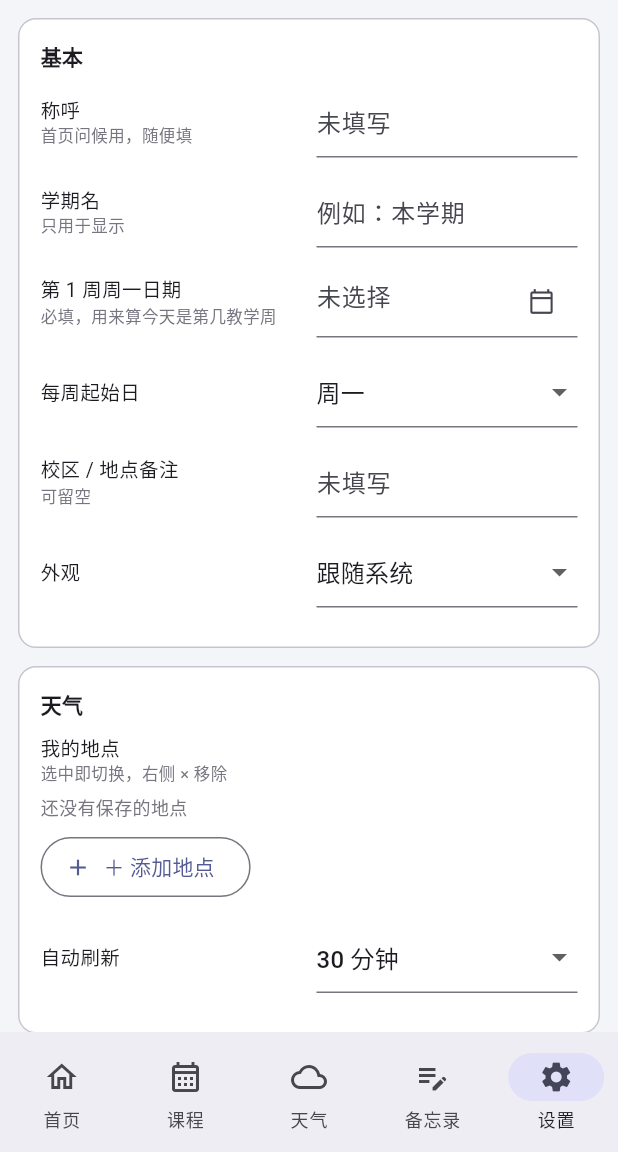
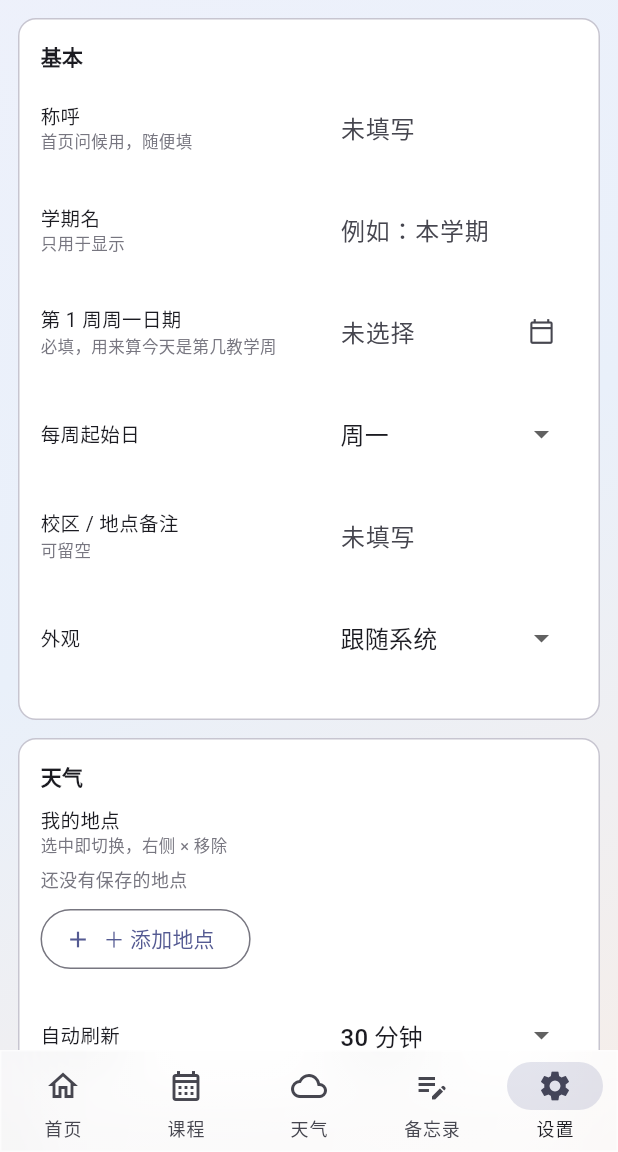
Before and after one commit to youkeisen/CloudLife, a Flutter app: the screen it shows after launch, item 5 of the bottom bar chosen, on a phone screen of 412 x 824 dp, the part 84-1236 px from its top. Run offline on Flutter 3.47's test engine with Material 3 defaults, Android fonts, the light colour scheme and no system bars; our stand-ins replace file_picker.

Commit message:
手机版 1.1.1：修联网权限与编辑页黑底；液态玻璃换肤（1.0.1 → 1.1.1）

```diff
--- a/mobile/lib/app.dart
+++ b/mobile/lib/app.dart
@@ -66,11 +66,71 @@
         : MyDayApp.seedLight,
     brightness: brightness,
   );
+  final dark = brightness == Brightness.dark;
+  // Liquid Glass：所有容器半透明 + 大圆角 + 无实体投影层级，
+  // 玻璃质感靠 Glass 组件的模糊与描边，主题只负责把底色调透。
+  const glassCardLight = Color(0x99FFFFFF);
+  const glassCardDark = Color(0x8C22252E);
+  final glassCard = dark ? glassCardDark : glassCardLight;
+  final outline = dark ? const Color(0x24FFFFFF) : const Color(0x66FFFFFF);
+
   return ThemeData(
     useMaterial3: true,
     colorScheme: scheme,
-    scaffoldBackgroundColor: brightness == Brightness.dark
-        ? const Color(0xFF17181C)
-        : const Color(0xFFF4F5F8),
+    scaffoldBackgroundColor: Colors.transparent,
+    appBarTheme: AppBarTheme(
+      backgroundColor: Colors.transparent,
+      surfaceTintColor: Colors.transparent,
+      elevation: 0,
+      scrolledUnderElevation: 0,
+      foregroundColor: scheme.onSurface,
+    ),
+    cardTheme: CardThemeData(
+      color: glassCard,
+      elevation: 0,
+      surfaceTintColor: Colors.transparent,
+      margin: EdgeInsets.zero,
+      shape: RoundedRectangleBorder(
+        borderRadius: BorderRadius.circular(18),
+        side: BorderSide(color: outline),
+      ),
+    ),
+    dialogTheme: DialogThemeData(
+      backgroundColor: dark ? const Color(0xE622252E) : const Color(0xF2FFFFFF),
+      surfaceTintColor: Colors.transparent,
+      shape: RoundedRectangleBorder(
+        borderRadius: BorderRadius.circular(20),
+        side: BorderSide(color: outline),
+      ),
+    ),
+    inputDecorationTheme: InputDecorationThemeData(
+      filled: true,
+      fillColor: dark ? const Color(0x59FFFFFF) : const Color(0x66FFFFFF),
+      border: OutlineInputBorder(
+        borderRadius: BorderRadius.circular(14),
+        borderSide: BorderSide(color: outline),
+      ),
+      enabledBorder: OutlineInputBorder(
+        borderRadius: BorderRadius.circular(14),
+        borderSide: BorderSide(color: outline),
+      ),
+      focusedBorder: OutlineInputBorder(
+        borderRadius: BorderRadius.circular(14),
+        borderSide: BorderSide(color: scheme.primary, width: 1.4),
+      ),
+    ),
+    navigationBarTheme: NavigationBarThemeData(
+      backgroundColor: dark ? const Color(0x661E2028) : const Color(0x66FFFFFF),
+      surfaceTintColor: Colors.transparent,
+      elevation: 0,
+      height: 66,
+      indicatorColor: scheme.primary.withValues(alpha: 0.16),
+    ),
+    snackBarTheme: SnackBarThemeData(
+      behavior: SnackBarBehavior.floating,
+      backgroundColor: dark ? const Color(0xD922252E) : const Color(0xE6202228),
+      shape: RoundedRectangleBorder(borderRadius: BorderRadius.circular(16)),
+    ),
+    dividerTheme: DividerThemeData(color: outline, thickness: 1),
   );
 }
--- /dev/null
+++ b/mobile/lib/ui/glass.dart
@@ -0,0 +1,120 @@
+/// Liquid Glass（macOS Tahoe 风格）的玻璃容器。
+///
+/// 半透明磨砂 + 背景模糊 + 高光描边 + 柔和投影；深浅色自适应。
+/// 只管质感：child 是什么就显示什么，不改变布局结构。
+library;
+
+import 'dart:ui';
+
+import 'package:flutter/material.dart';
+
+class Glass extends StatelessWidget {
+  const Glass({
+    super.key,
+    required this.child,
+    this.radius = 0,
+    this.blur = 22,
+    this.tint,
+    this.borderColor,
+    this.shadow = true,
+  });
+
+  final Widget child;
+
+  /// 圆角；0 表示不裁切圆角（整条边的面板）。
+  final double radius;
+
+  /// 背景模糊强度。
+  final double blur;
+
+  /// 玻璃的染色；给透明就用纯模糊。
+  final Color? tint;
+
+  final Color? borderColor;
+  final bool shadow;
+
+  @override
+  Widget build(BuildContext context) {
+    final dark = Theme.of(context).brightness == Brightness.dark;
+    final tint =
+        this.tint ?? (dark ? const Color(0x8C22252E) : const Color(0x8CFFFFFF));
+    final line = borderColor ??
+        (dark ? const Color(0x24FFFFFF) : const Color(0x99FFFFFF));
+    final shadowColor =
+        dark ? const Color(0x66000000) : const Color(0x23283A5E);
+
+    Widget panel = ClipRRect(
+      borderRadius:
+          radius > 0 ? BorderRadius.circular(radius) : BorderRadius.zero,
+      child: BackdropFilter(
+        filter: ImageFilter.blur(sigmaX: blur, sigmaY: blur),
+        child: Container(
+          decoration: BoxDecoration(
+            gradient: LinearGradient(
+              begin: Alignment.topLeft,
+              end: Alignment.bottomRight,
+              colors: <Color>[
+                tint.withValues(alpha: tint.a * 0.55),
+                tint,
+              ],
+            ),
+            borderRadius:
+                radius > 0 ? BorderRadius.circular(radius) : null,
+            border: Border.all(color: line),
+          ),
+          child: child,
+        ),
+      ),
+    );
+    if (radius > 0) {
+      panel = Container(
+        decoration: BoxDecoration(
+          borderRadius: BorderRadius.circular(radius),
+          boxShadow: shadow
+              ? <BoxShadow>[
+                  BoxShadow(
+                      color: shadowColor,
+                      blurRadius: 26,
+                      offset: const Offset(0, 10)),
+                ]
+              : null,
+        ),
+        child: panel,
+      );
+    }
+    return panel;
+  }
+}
+
+/// 页面底下的彩色渐变：玻璃要能「透」出颜色才成立。
+/// 浅色偏晨雾蓝紫，深色偏夜色；只做背景，不影响任何内容。
+class GlassBackdrop extends StatelessWidget {
+  const GlassBackdrop({super.key, required this.child});
+
+  final Widget child;
+
+  @override
+  Widget build(BuildContext context) {
+    final dark = Theme.of(context).brightness == Brightness.dark;
+    return DecoratedBox(
+      decoration: BoxDecoration(
+        gradient: LinearGradient(
+          begin: Alignment.topLeft,
+          end: Alignment.bottomRight,
+          colors: dark
+              ? const <Color>[
+                  Color(0xFF17181C),
+                  Color(0xFF1B2030),
+                  Color(0xFF231A22),
+                ]
+              : const <Color>[
+                  Color(0xFFEEF1FB),
+                  Color(0xFFE9F0FA),
+                  Color(0xFFF6EEE9),
+                ],
+        ),
+      ),
+      child: child,
+    );
+  }
+}
--- a/mobile/lib/ui/home_shell.dart
+++ b/mobile/lib/ui/home_shell.dart
@@ -1,8 +1,11 @@
+import 'dart:ui';
+
 import 'package:flutter/material.dart';
 
 import '../store.dart';
 import '../week.dart';
 import 'courses_page.dart';
+import 'glass.dart';
 import 'home_page.dart';
 import 'notes_page.dart';
 import 'settings_page.dart';
@@ -102,10 +105,25 @@
         api: widget.api,
       ),
     ];
-    return Scaffold(
+    // 整个壳子坐在渐变背景上，玻璃面板才能透出颜色（Liquid Glass）。
+    return GlassBackdrop(
+      child: Scaffold(
+        backgroundColor: Colors.transparent,
+        extendBody: true,
         appBar: AppBar(
           title: Text(_title),
           centerTitle: false,
+          flexibleSpace: ClipRect(
+            child: BackdropFilter(
+              filter: ImageFilter.blur(sigmaX: 22, sigmaY: 22),
+              child: Container(
+                color: Theme.of(context)
+                    .colorScheme
+                    .surface
+                    .withValues(alpha: 0.25),
+              ),
+            ),
+          ),
           actions: <Widget>[
             Padding(
               padding: const EdgeInsets.only(right: 14),
@@ -117,7 +135,11 @@
           key: ValueKey<String>(_labels[_index]),
           child: pages[_index],
         ),
-      bottomNavigationBar: NavigationBar(
+        bottomNavigationBar: Glass(
+          blur: 24,
+          child: NavigationBar(
+            backgroundColor: Colors.transparent,
+            surfaceTintColor: Colors.transparent,
             selectedIndex: _index,
             onDestinationSelected: (int i) => setState(() => _index = i),
             destinations: <Widget>[
@@ -129,6 +151,8 @@
                 ),
             ],
           ),
+        ),
+      ),
     );
   }
 }
--- a/mobile/lib/ui/notes_page.dart
+++ b/mobile/lib/ui/notes_page.dart
@@ -12,6 +12,7 @@
 import '../models.dart';
 import '../notes_logic.dart';
 import '../store.dart';
+import 'glass.dart';
 
 class NotesPage extends StatefulWidget {
   const NotesPage({super.key, required this.store});
@@ -318,9 +319,11 @@
     final cs = Theme.of(context).colorScheme;
     if (n == null) {
       // 数据被别处删了之类的极端情况：给个提示直接回去。
-      return Scaffold(
-        appBar: AppBar(),
-        body: const Center(child: Text('备忘录不存在')),
+      return GlassBackdrop(
+        child: Scaffold(
+          appBar: AppBar(),
+          body: const Center(child: Text('备忘录不存在')),
+        ),
       );
     }
     final isTodo = n.isTodo;
@@ -334,7 +337,10 @@
           if (_dirty) _save();
         }
       },
-      child: Scaffold(
+      // 编辑页是独立路由：底下没有壳子的渐变背景，得自己垫一层，
+      // 否则透明的 Scaffold 会露出路由遮罩的黑底（v1.1.0 的 bug）。
+      child: GlassBackdrop(
+        child: Scaffold(
         key: const ValueKey('page-note-edit'),
         appBar: AppBar(
           title: Text(isTodo ? '编辑清单' : '编辑笔记'),
@@ -501,6 +507,7 @@
           ]),
         ],
         ),
+        ),
       ),
     );
   }
--- a/mobile/pubspec.yaml
+++ b/mobile/pubspec.yaml
@@ -16,7 +16,9 @@
 # https://developer.apple.com/library/archive/documentation/General/Reference/InfoPlistKeyReference/Articles/CoreFoundationKeys.html
 # In Windows, build-name is used as the major, minor, and patch parts
 # of the product and file versions while build-number is used as the build suffix.
-version: 1.0.0+1
+# 1.1.1：修「浅色模式下进编辑清单/编辑笔记页变黑底」（独立路由没垫玻璃渐变背景）。
+# 构建号 +1（上一个安装包是 1.1.0+3）。
+version: 1.1.1+4
 
 environment:
   sdk: ^3.13.3
```
Also changed, not shown: 5 other files. Lines whose indentation alone changed are shown as unchanged.
